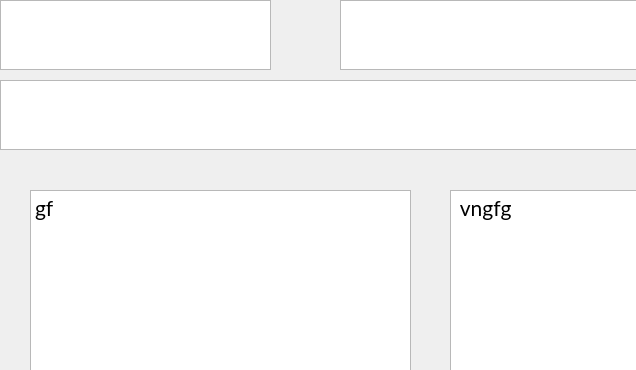
Above: src/client/roomgame.ui from GPlaczek/Networking before the change; both pictures show x 0 to 636 and y 0 to 370 of the 1162 by 867 pixel window. Below: the same form after it.
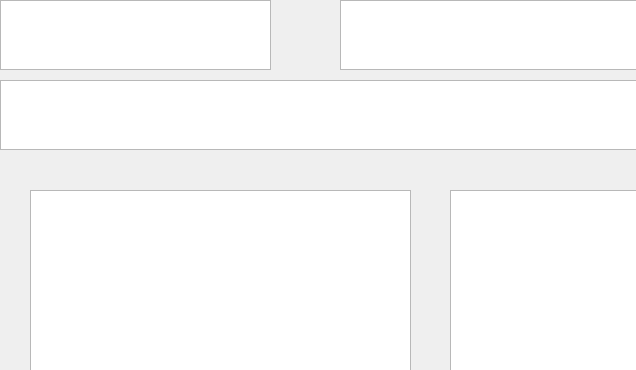
That is the form after the change.

Commit message: Fix ranking list and format text fields

Patch:
```diff
--- a/src/client/roomgame.ui
+++ b/src/client/roomgame.ui
@@ -109,7 +109,7 @@
     </rect>
    </property>
    <property name="plainText">
-    <string>gf</string>
+    <string/>
    </property>
   </widget>
   <widget class="QLineEdit" name="sendLine">
@@ -141,7 +141,7 @@
     </rect>
    </property>
    <property name="plainText">
-    <string> vngfg</string>
+    <string/>
    </property>
   </widget>
   <widget class="QPushButton" name="refreshUserListBtn">
```
The commit also changes 2 other files.
